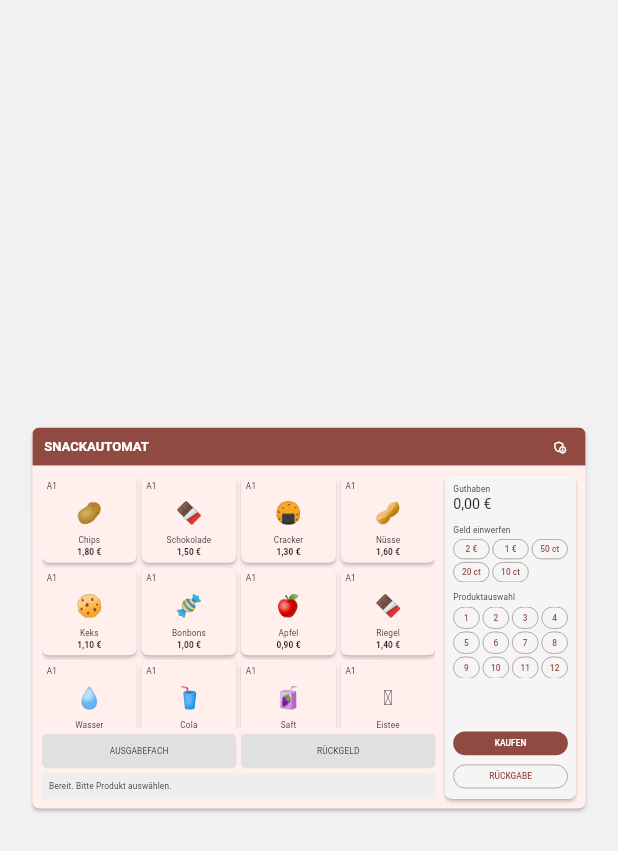
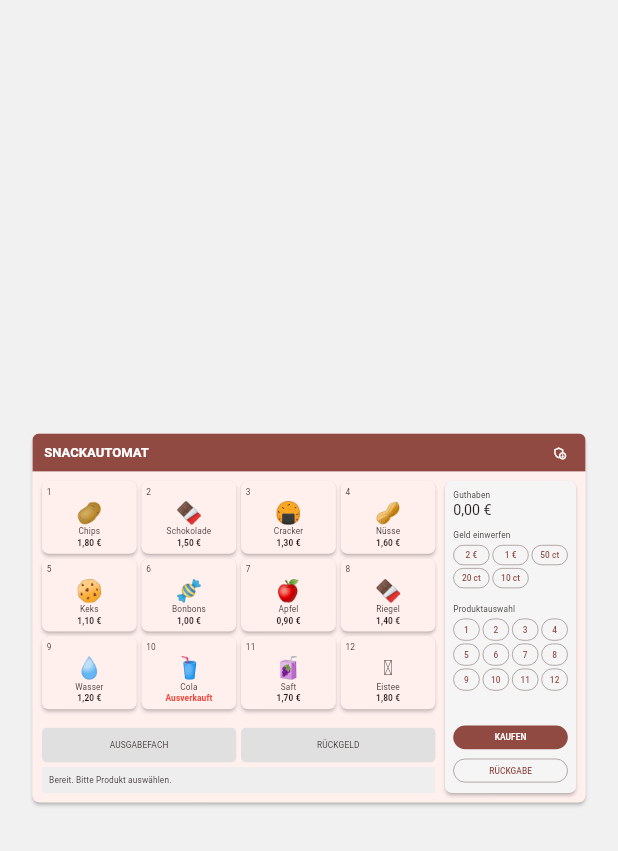
Before and after one commit to Walzapine/vendingMachine_Oleksii_Benny_Nora, a Flutter app: the screen it shows after launch, on a phone screen of 412 x 824 dp. Shown: the top 851 px of the screen. Run offline on Flutter 3.47's test engine with Material 3 defaults, Android fonts, the phone set to English and light mode, and no system bars; our stand-ins replace freezed_annotation, sqflite, sqflite_common_ffi; accounts and stored records are empty.

Commit message:
optik gefixt

```diff
--- a/lib/screens/product_screen.dart
+++ b/lib/screens/product_screen.dart
@@ -37,7 +37,11 @@
               fit: BoxFit.contain,
               child: SizedBox(
                 width: 940,
-                height: 650,
+                // 700 gab zusammen mit dem geänderten childAspectRatio zu
+                // viel Puffer -> großer Leerraum vor dem Ausgabefach. 630
+                // lässt noch etwas Sicherheitsabstand, ohne unnötig leer zu
+                // wirken.
+                height: 630,
                 // AnimatedBuilder hört auf ChangeNotifier-Ereignisse des
                 // Services. Nach notifyListeners() wird nur dieser Teil der UI
                 // mit dem aktuellen MachineState neu gebaut.
@@ -159,13 +163,18 @@
               crossAxisCount: 4,
               crossAxisSpacing: 8,
               mainAxisSpacing: 8,
-              childAspectRatio: 1.08,
+              // War vorher 1.08 (fast quadratisch) - bei 3 Reihen reichte der
+              // verfügbare Platz rechnerisch nur knapp, sodass die unterste
+              // Reihe teilweise abgeschnitten wurde. 1.3 macht jede Karte
+              // flacher (breiter im Verhältnis zur Höhe) und schafft damit
+              // spürbaren Puffer, unabhängig von kleinen Rundungsfehlern.
+              childAspectRatio: 1.3,
             ),
             itemBuilder: (context, index) {
               final product = state.products[index];
               return ProductCard(
                 product: product,
-                slotCode: "A1",
+                slotCode: product.id.toString(),
                 // Die Karte meldet nur die Fachnummer. Suchen, Validieren und
                 // Speichern der Auswahl übernimmt der Service.
                 onTap: () => service.selectProduct(product.id),
@@ -355,7 +364,10 @@
             const Text('Geld einwerfen'),
             const SizedBox(height: 6),
             SizedBox(
-              height: 72,
+              // War 72 - reichte rechnerisch nicht ganz für 2 Zeilen mit
+              // 5 Münzsorten (3+2 pro Zeile), sodass der untere Rand der
+              // Buttons hauchdünn abgeschnitten wurde.
+              height: 82,
               child: GridView.count(
                 physics: const NeverScrollableScrollPhysics(),
                 crossAxisCount: 3,
@@ -377,7 +389,10 @@
             const Text('Produktauswahl'),
             const SizedBox(height: 6),
             SizedBox(
-              height: 120,
+              // War 120 - reichte rechnerisch nicht ganz für 3 Zeilen mit
+              // 12 Produkten (4 pro Zeile), gleicher Grund wie beim
+              // Münzraster oben.
+              height: 132,
               child: GridView.count(
                 physics: const NeverScrollableScrollPhysics(),
                 crossAxisCount: 4,
```
Also changed, not shown: lib/models/coin.dart (line endings or trailing spaces).
